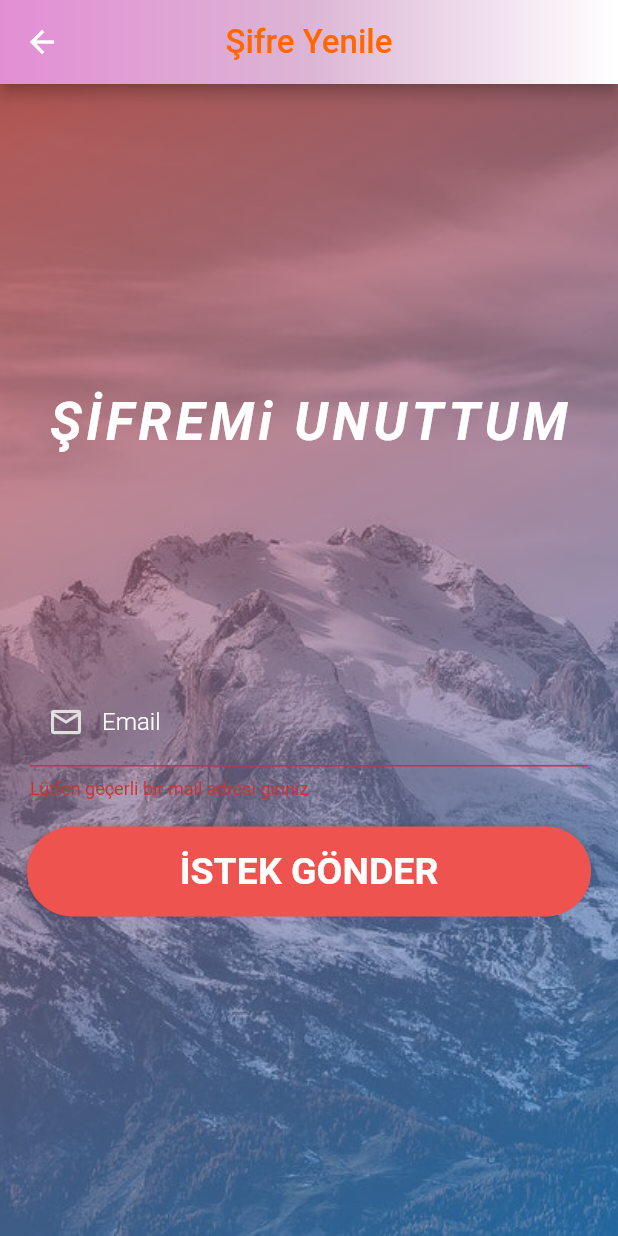
After one commit to mustafa01-crypto/adana, a Flutter app: the ForgotPassword screen opened directly, after a tap on "İSTEK GÖNDER", on a phone screen of 412 x 824 dp. The commit adds this screen. Run offline on Flutter 3.47's test engine with Material 2 defaults, Android fonts, the phone set to English and light mode, and no system bars; our stand-ins replace cloud_firestore, firebase_auth, firebase_core, firebase_storage, flutter_rating_stars, fluttertoast and 8 more; missing offline and left inert: image_slider; accounts and stored records are empty.

Commit message:
updatePassword.dart

```diff
--- /dev/null
+++ b/lib/auth/updatePassword.dart
@@ -0,0 +1,182 @@
+import 'package:adana/auth/login.dart';
+import 'package:adana/components/mainAppBar.dart';
+import 'package:adana/components/showDialog.dart';
+import 'package:firebase_auth/firebase_auth.dart';
+import 'package:flutter/material.dart';
+import 'package:get/get.dart';
+
+class ForgotPassword extends StatefulWidget {
+  const ForgotPassword({Key? key}) : super(key: key);
+
+  @override
+  _ForgotPasswordState createState() => _ForgotPasswordState();
+}
+
+class _ForgotPasswordState extends State<ForgotPassword> {
+
+  TextEditingController t1 = TextEditingController();
+  final _formKey = GlobalKey<FormState>();
+  FirebaseAuth _auth = FirebaseAuth.instance;
+
+
+  @override
+  Widget build(BuildContext context) {
+    return SafeArea(
+      child: Scaffold(
+        resizeToAvoidBottomInset: false,
+        backgroundColor: Colors.white,
+        appBar: mainAppBar(
+          "Şifre Yenile"
+        ),
+        body: Form(
+          key: _formKey,
+          child: Stack(
+
+            children: [
+              Container(
+                constraints: BoxConstraints.expand(),
+                decoration: BoxDecoration(
+                  image: DecorationImage(
+                    fit: BoxFit.cover,
+                    image: AssetImage(
+                      'assets/back_photo.jpeg',
+                    ),
+                  ),
+                ),
+              ),
+              Opacity(
+                opacity: 0.59,
+                child: Container(
+                  decoration: BoxDecoration(
+                    gradient: LinearGradient(
+                        begin: Alignment.topLeft,
+                        end: Alignment.bottomRight,
+                        colors: [
+                          Colors.red,
+                          Colors.blue,
+                        ]),
+                  ),
+                ),
+              ),
+              Column(
+                mainAxisAlignment: MainAxisAlignment.center,
+                children: [
+
+                  Text(
+                    'ŞİFREMi UNUTTUM',
+                    style: TextStyle(
+                      letterSpacing: 3,
+                      fontSize: 35.0,
+                      fontStyle: FontStyle.italic,
+                      fontWeight: FontWeight.bold,
+                      color: Colors.white,
+                    ),
+                  ),
+                  SizedBox(
+                    height: 150,
+                  ),
+                  Padding(
+                    padding: EdgeInsets.symmetric(horizontal: 20),
+                    child: TextFormField(
+                      style: TextStyle(
+                          color: Colors.white, fontWeight: FontWeight.w300),
+                      decoration: InputDecoration(
+                        hintText: "Email Adresi",
+                        hintStyle: TextStyle(color: Colors.white),
+                        labelText: "Email",
+                        labelStyle: TextStyle(color: Colors.white),
+                        fillColor: Colors.white,
+                        focusedBorder: OutlineInputBorder(
+                          borderRadius: BorderRadius.circular(25.0),
+                          borderSide: BorderSide(
+                            color: Colors.white,
+                            style: BorderStyle.solid,
+                            width: 1.5,
+                          ),
+                        ),
+                        enabledBorder: OutlineInputBorder(
+                          borderRadius: BorderRadius.circular(25.0),
+                          borderSide: BorderSide(
+                            color: Colors.white,
+                            style: BorderStyle.solid,
+                            width: 1.5,
+                          ),
+                        ),
+                        prefixIcon: Icon(
+                          Icons.email_outlined,
+                          color: Colors.grey.shade300,
+                        ), // icon is 48px widget.
+                        //fillColor: Colors.green
+                      ),
+                      validator: (val) {
+                        return RegExp(
+                            r"^[a-zA-Z0-9.a-zA-Z0-9.!#$%&'*+-/=?^_`{|}~]+@[a-zA-Z0-9]+\.[a-zA-Z]+")
+                            .hasMatch(val!)
+                            ? null
+                            : "Lütfen geçerli bir mail adresi giriniz";
+                      },
+                      controller: t1,
+                    ),
+                  ),
+                  SizedBox(
+                    height: 10,
+                  ),
+                  Padding(
+                    padding: const EdgeInsets.symmetric(horizontal: 10),
+                    child: TextButton(
+                      onPressed: () {
+                        if (_formKey.currentState!.validate()) {
+
+                          _auth.sendPasswordResetEmail(email: t1.text);
+
+                          showMaterialDialog(title: 'İşlem Başarılı', context: context,
+                              content: 'Şifrenizi yenilemeniz için email hesabınıza'
+                                  'gelen şifre yenileme işlemini tamamlayınız'
+
+                          );
+
+                          Future.delayed(Duration(seconds: 5), () {
+                            Get.to(() => Login());
+                          });
+
+
+                        }
+                      },
+                      child: Container(
+                        width: MediaQuery.of(context).size.width,
+                        height: 60,
+                        child: Center(
+                          child: Text(
+                            "İSTEK GÖNDER",
+                            style: TextStyle(
+                                color: Colors.white,
+                                fontWeight: FontWeight.w600,
+                                fontSize: 25),
+                          ),
+                        ),
+                        decoration: BoxDecoration(
+                          color: Colors.red.shade400,
+                          borderRadius: BorderRadius.all(Radius.circular(30)),
+                          boxShadow: [
+                            BoxShadow(
+                              color: Colors.black38.withOpacity(0.1),
+                              spreadRadius: 1,
+                              blurRadius: 1,
+                              offset:
+                              Offset(0, -1), // changes position of shadow
+                            ),
+                          ],
+                        ),
+                      ),
+                    ),
+                  ),
+                ],
+              )
+            ],
+
+          ),
+        ),
+      ),
+    );
+  }
+}
```
Also changed, not shown: lib/auth/login.dart (+19 -1 lines), lib/auth/register.dart (+25 -2 lines), lib/home.dart (+32 -1 lines).
